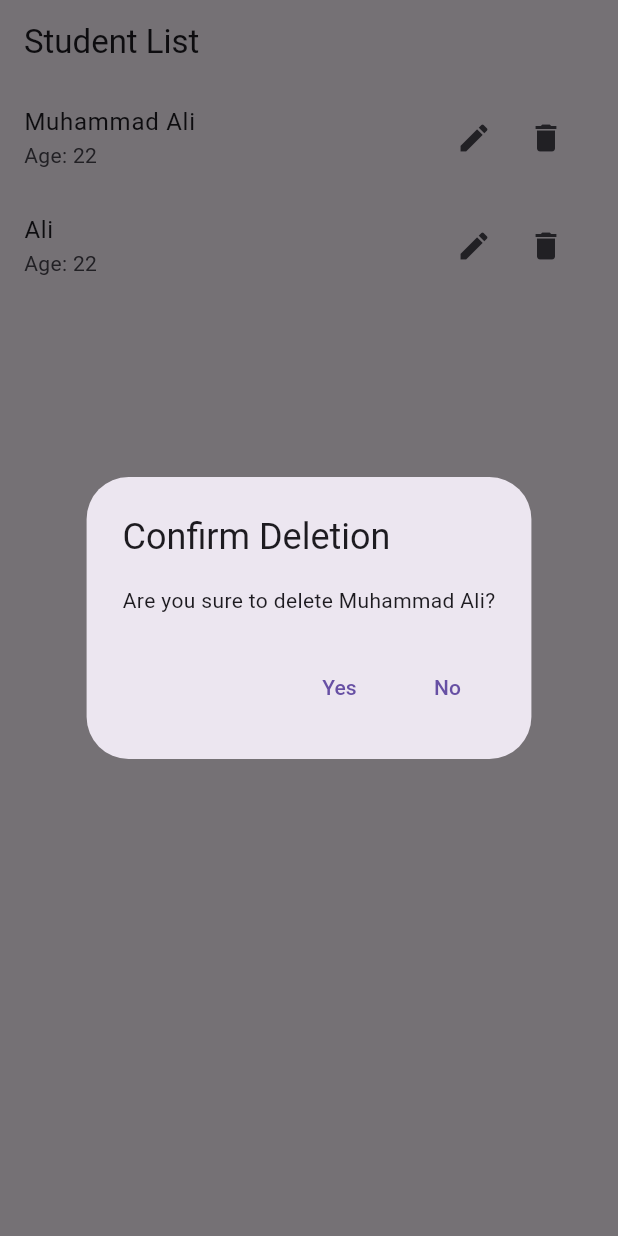
After one commit to aliwarraich007/flutter-firebase, a Flutter app: the StudentListScreen screen opened directly, after a tap on the "delete" icon, on a phone screen of 412 x 824 dp. The commit adds this screen. Run offline on Flutter 3.47's test engine with Material 3 defaults, Android fonts, the phone set to English and light mode, and no system bars; our stand-ins replace cached_network_image, cloud_firestore, firebase_core, firebase_storage, image_picker, photo_view; accounts and stored records are empty; network calls fail.

Commit message:
🔥 NEW: snackbar-alert-box and gestures

```diff
--- /dev/null
+++ b/lib/snack-bar-and-alert-box.dart
@@ -0,0 +1,116 @@
+import 'package:flutter/material.dart';
+
+void main() {
+  runApp(MyApp());
+}
+
+class MyApp extends StatelessWidget {
+  @override
+  Widget build(BuildContext context) {
+    return MaterialApp(
+      home: StudentListScreen(),
+    );
+  }
+}
+
+class Student {
+  final String name;
+  final int age;
+
+  Student(this.name, this.age);
+}
+
+class StudentListScreen extends StatefulWidget {
+  @override
+  _StudentListScreenState createState() => _StudentListScreenState();
+}
+
+class _StudentListScreenState extends State<StudentListScreen> {
+  List<Student> students = [
+    Student('Muhammad Ali', 22),
+    Student('Ali', 22),
+    // Add more student data as needed
+  ];
+
+  @override
+  Widget build(BuildContext context) {
+    return Scaffold(
+      appBar: AppBar(
+        title: Text('Student List'),
+      ),
+      body: ListView.builder(
+        itemCount: students.length,
+        itemBuilder: (context, index) {
+          return ListTile(
+            title: Text(students[index].name),
+            subtitle: Text('Age: ${students[index].age}'),
+            trailing: Row(
+              mainAxisSize: MainAxisSize.min,
+              children: [
+                IconButton(
+                  icon: Icon(Icons.edit),
+                  onPressed: () {
+                    // TODO: Implement update functionality
+                    showSnackBarMessage(
+                        'Update student: ${students[index].name}');
+                  },
+                ),
+                IconButton(
+                  icon: Icon(Icons.delete),
+                  onPressed: () {
+                    // Show confirmation dialog before deletion
+                    showDeleteConfirmationDialog(index);
+                  },
+                ),
+              ],
+            ),
+          );
+        },
+      ),
+    );
+  }
+
+  void showSnackBarMessage(String message) {
+    ScaffoldMessenger.of(context).showSnackBar(
+      SnackBar(
+        content: Text(message),
+      ),
+    );
+  }
+
+  void showDeleteConfirmationDialog(int index) {
+    showDialog(
+      context: context,
+      builder: (BuildContext context) {
+        return AlertDialog(
+          title: Text('Confirm Deletion'),
+          content: Text('Are you sure to delete ${students[index].name}?'),
+          actions: [
+            TextButton(
+              onPressed: () {
+                // User clicked Yes, delete data
+                deleteStudent(index);
+                Navigator.of(context).pop();
+              },
+              child: Text('Yes'),
+            ),
+            TextButton(
+              onPressed: () {
+                // User clicked No, close dialog
+                Navigator.of(context).pop();
+              },
+              child: Text('No'),
+            ),
+          ],
+        );
+      },
+    );
+  }
+
+  void deleteStudent(int index) {
+    setState(() {
+      students.removeAt(index);
+      showSnackBarMessage('Student deleted successfully');
+    });
+  }
+}
--- a/lib/main.dart
+++ b/lib/upload-image.dart
@@ -17,7 +17,7 @@ class MyApp extends StatelessWidget {
     return MaterialApp(
       home: Scaffold(
         appBar: AppBar(
-          title: Text('Image upload'),
+          title: const Text('Image upload'),
         ),
         body: UserImageUpload(),
       ),
@@ -78,13 +78,13 @@ class _UserImageUploadState extends State<UserImageUpload> {
           onPressed: () {
             _pickImage();
           },
-          child: Text('Pick Image'),
+          child: const Text('Pick Image'),
         ),
         ElevatedButton(
           onPressed: () {
             _uploadImageToFirebase();
           },
-          child: Text('Upload Image to Firebase'),
+          child: const Text('Upload Image to Firebase'),
         ),
       ],
     );
--- a/pubspec.yaml
+++ b/pubspec.yaml
@@ -39,6 +39,8 @@ dependencies:
   firebase_storage: ^11.5.6
   image_picker: ^0.8.4+2
   cached_network_image: ^3.2.0
+  photo_view: ^0.14.0
+  http: ^1.1.2
 
 dev_dependencies:
   flutter_test:
```
Also changed, not shown: lib/gestures-photo.dart (added, +72 -0 lines), flutter_01.png (deleted), pubspec.lock.
